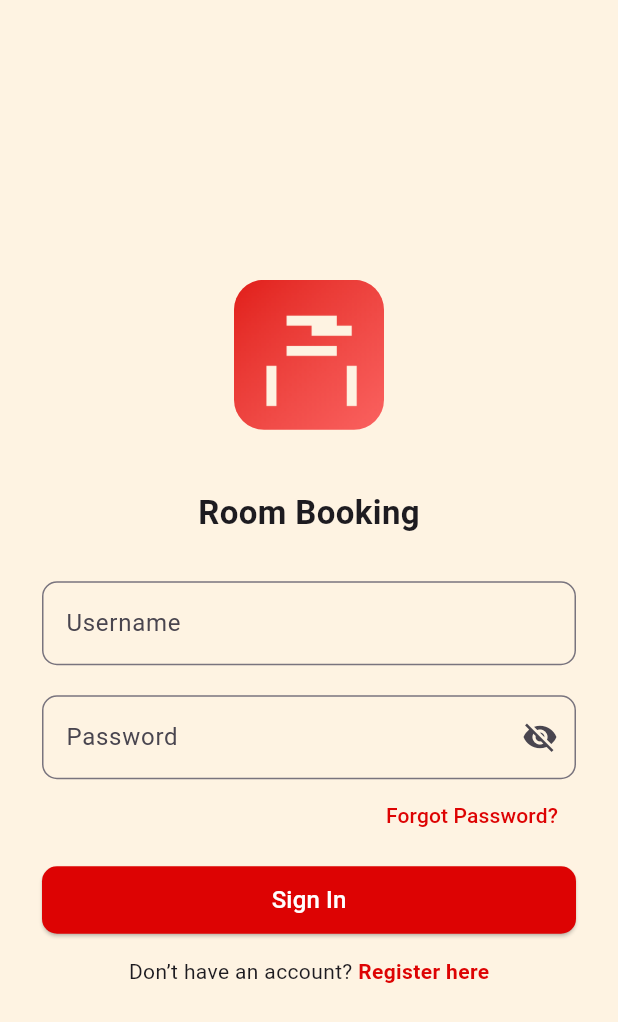
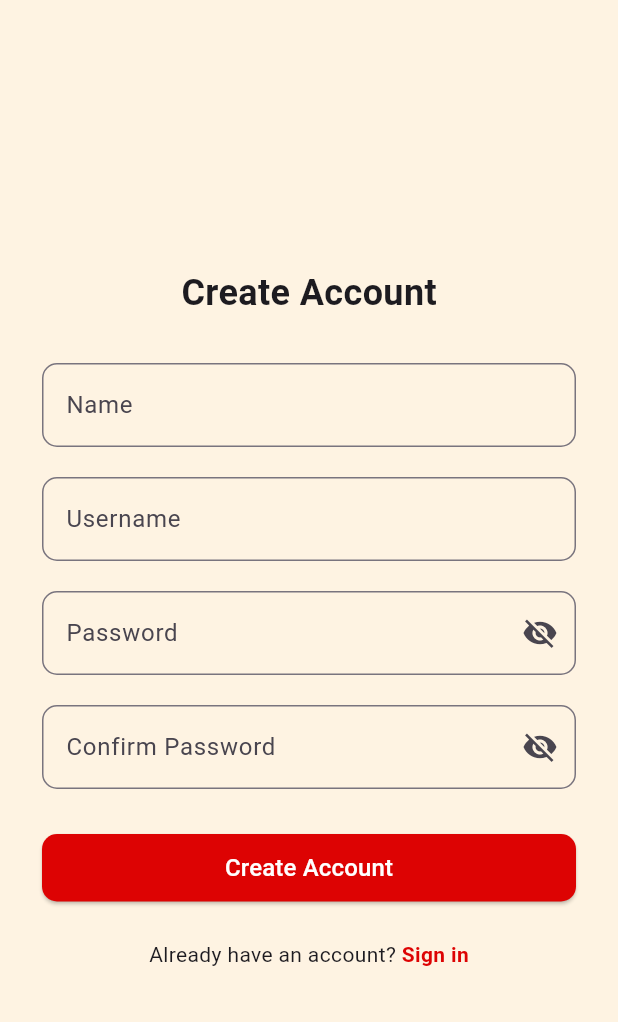
Before and after one commit to sasikrann/mobile_project, a Flutter app: the screen it shows after launch, after a tap on "Register here", on a phone screen of 412 x 824 dp. Shown: the top 1022 px of the screen. Run offline on Flutter 3.47's test engine with Material 3 defaults, Android fonts, the phone set to English and light mode, and no system bars.

Commit message:
เพิ่ม database ในส่วนของ name / สร้างหน้า login และ register / สร้างไฟล์เปล่าให้ homepage ของแต่ละ role

```diff
--- a/lib/auth/login.dart
+++ b/lib/auth/login.dart
@@ -1,6 +1,11 @@
 import 'dart:convert';
 import 'package:flutter/material.dart';
 import 'package:http/http.dart' as http;
+
+import '../student/stu_homepage.dart';
+import '../staff/staff_homepage.dart';
+import '../lecturer/lec_homepage.dart';
+import './register.dart';
 
 class LoginPage extends StatefulWidget {
   const LoginPage({super.key});
@@ -9,12 +14,14 @@ class LoginPage extends StatefulWidget {
   State<LoginPage> createState() => _LoginPageState();
 }
 
+// Function Log-in
 class _LoginPageState extends State<LoginPage> {
   final TextEditingController _usernameController = TextEditingController();
   final TextEditingController _passwordController = TextEditingController();
   bool _isLoading = false;
   bool _obscurePassword = true;
 
+//เงื่อนไขของพวก username กับ password
   Future<void> _login() async {
     final username = _usernameController.text.trim();
     final password = _passwordController.text.trim();
@@ -30,7 +37,6 @@ class _LoginPageState extends State<LoginPage> {
       return;
     }
 
-
     setState(() => _isLoading = true);
 
     try {
@@ -43,15 +49,31 @@ class _LoginPageState extends State<LoginPage> {
       final data = jsonDecode(response.body);
 
       if (response.statusCode == 200) {
-        _showDialog("Login successful: ${data['user']['role']}"); //รอแก้
+        final role = data['user']['role'];
+        if (!mounted) return;
 
+        if (role == 'student') {
+          Navigator.pushReplacement(
+            context,
+            MaterialPageRoute(builder: (_) => const StudentHomePage()),
+          );
+        } else if (role == 'staff') {
+          Navigator.pushReplacement(
+            context,
+            MaterialPageRoute(builder: (_) => const StaffHomePage()),
+          );
+        } else if (role == 'lecturer') {
+          Navigator.pushReplacement(
+            context,
+            MaterialPageRoute(builder: (_) => const LecturerHomePage()),
+          );
+        }
       } else {
         _showDialog("${data['message']}");
       }
     } catch (e) {
       _showDialog("⚠️ Connection error: $e");
     }
-
     setState(() => _isLoading = false);
   }
 
@@ -79,7 +101,7 @@ class _LoginPageState extends State<LoginPage> {
             child: Column(
               mainAxisAlignment: MainAxisAlignment.center,
               children: [
-
+                // โลโก้
                 Container(
                     padding: const EdgeInsets.all(20),
                     child: ClipRRect(
@@ -92,14 +114,16 @@ class _LoginPageState extends State<LoginPage> {
                       ),
                     ),
                   ),
-                const SizedBox(height: 20),
+
+                // ชื่อ
+                const SizedBox(height: 5),
                 const Text(
                   "Room Booking",
-                  style: TextStyle(fontSize: 22, fontWeight: FontWeight.bold),
+                  style: TextStyle(fontSize: 23, fontWeight: FontWeight.bold),
                 ),
                 const SizedBox(height: 30),
 
-                // Username field
+                // Username
                 TextField(
                   controller: _usernameController,
                   decoration: InputDecoration(
@@ -110,7 +134,7 @@ class _LoginPageState extends State<LoginPage> {
                 ),
                 const SizedBox(height: 20),
 
-                // Password field
+                // Password
                 TextField(
                   controller: _passwordController,
                   obscureText: _obscurePassword,
@@ -130,22 +154,9 @@ class _LoginPageState extends State<LoginPage> {
                     border: OutlineInputBorder(borderRadius: BorderRadius.circular(10)),
                   ),
                 ),
+                const SizedBox(height: 30),
 
-                // Forgot Password (placeholder)
-                Container(
-                  alignment: Alignment.centerRight,
-                  child: TextButton(
-                    onPressed: () {},
-                    child: const Text(
-                      "Forgot Password?",
-                      style: TextStyle(color: Color(0xFFDD0303)),
-                    ),
-                  ),
-                ),
-
-                const SizedBox(height: 10),
-
-                // Sign In Button
+                 // Sign In
                 SizedBox(
                   width: double.infinity,
                   height: 45,
@@ -169,17 +180,19 @@ class _LoginPageState extends State<LoginPage> {
                           ),
                   ),
                 ),
+                const SizedBox(height: 25),
 
-                const SizedBox(height: 15),
-
-                // Register Link
+                 // Register here
                 Row(
                   mainAxisAlignment: MainAxisAlignment.center,
                   children: [
                     const Text("Don’t have an account? "),
                     GestureDetector(
                       onTap: () {
-
+                        Navigator.pushReplacement(
+                          context,
+                          MaterialPageRoute(builder: (_) => const RegisterPage()),
+                        );
                       },
                       child: const Text(
                         "Register here",
--- a/lib/auth/register.dart
+++ b/lib/auth/register.dart
@@ -0,0 +1,230 @@
+import 'dart:convert';
+import 'package:flutter/material.dart';
+import 'package:http/http.dart' as http;
+import 'login.dart';
+
+class RegisterPage extends StatefulWidget {
+  const RegisterPage({super.key});
+
+  @override
+  State<RegisterPage> createState() => _RegisterPageState();
+}
+
+class _RegisterPageState extends State<RegisterPage> {
+  final TextEditingController _nameController = TextEditingController();
+  final TextEditingController _usernameController = TextEditingController();
+  final TextEditingController _passwordController = TextEditingController();
+  final TextEditingController _confirmPasswordController = TextEditingController();
+
+  bool _obscurePassword = true;
+  bool _obscureConfirm = true;
+  bool _isLoading = false;
+
+  Future<void> _register() async {
+    final name = _nameController.text.trim();
+    final username = _usernameController.text.trim();
+    final password = _passwordController.text.trim();
+    final confirmPassword = _confirmPasswordController.text.trim();
+
+    if (name.isEmpty || username.isEmpty || password.isEmpty || confirmPassword.isEmpty) {
+      _showDialog("Please fill in all fields.");
+      return;
+    }
+
+    if (password != confirmPassword) {
+      _showDialog("Passwords do not match.");
+      return;
+    }
+
+    setState(() => _isLoading = true);
+
+    try {
+      final response = await http.post(
+        Uri.parse('http://192.168.1.132:3000/api/register'),
+        headers: {'Content-Type': 'application/json'},
+        body: jsonEncode({
+          'name': name,
+          'username': username,
+          'password': password,
+        }),
+      );
+
+      final data = jsonDecode(response.body);
+
+      if (response.statusCode == 201) {
+        if (!mounted) return;
+        Navigator.pushReplacement(
+          context,
+          MaterialPageRoute(builder: (_) => const LoginPage()),
+        );
+      } else {
+        _showDialog("❌ ${data['message']}");
+      }
+    } catch (e) {
+      _showDialog("⚠️ Connection error: $e");
+    }
+
+    setState(() => _isLoading = false);
+  }
+
+  void _showDialog(String message) {
+    showDialog(
+      context: context,
+      builder: (_) => AlertDialog(
+        title: const Text("Room Booking"),
+        content: Text(message),
+        actions: [
+          TextButton(onPressed: () => Navigator.pop(context), child: const Text("OK")),
+        ],
+      ),
+    );
+  }
+
+  @override
+  Widget build(BuildContext context) {
+    return Scaffold(
+      backgroundColor: const Color(0xFFFeF3E2),
+      body: SafeArea(
+        child: Center(
+          child: SingleChildScrollView(
+            padding: const EdgeInsets.symmetric(horizontal: 28, vertical: 40),
+            child: Column(
+              mainAxisAlignment: MainAxisAlignment.center,
+              children: [
+                const Text(
+                  "Create Account",
+                  style: TextStyle(
+                    fontSize: 24,
+                    fontWeight: FontWeight.bold,
+                  ),
+                ),
+                const SizedBox(height: 30),
+
+                TextField(
+                  controller: _nameController,
+                  decoration: InputDecoration(
+                    labelText: "Name",
+                    hintText: "Enter your name",
+                    border: OutlineInputBorder(
+                      borderRadius: BorderRadius.circular(10),
+                    ),
+                  ),
+                ),
+                const SizedBox(height: 20),
+
+                TextField(
+                  controller: _usernameController,
+                  decoration: InputDecoration(
+                    labelText: "Username",
+                    hintText: "Choose a username",
+                    border: OutlineInputBorder(
+                      borderRadius: BorderRadius.circular(10),
+                    ),
+                  ),
+                ),
+                const SizedBox(height: 20),
+
+                TextField(
+                  controller: _passwordController,
+                  obscureText: _obscurePassword,
+                  decoration: InputDecoration(
+                    labelText: "Password",
+                    hintText: "Create a password",
+                    suffixIcon: IconButton(
+                      icon: Icon(
+                        _obscurePassword
+                            ? Icons.visibility_off
+                            : Icons.visibility,
+                      ),
+                      onPressed: () {
+                        setState(() {
+                          _obscurePassword = !_obscurePassword;
+                        });
+                      },
+                    ),
+                    border: OutlineInputBorder(
+                      borderRadius: BorderRadius.circular(10),
+                    ),
+                  ),
+                ),
+                const SizedBox(height: 20),
+
+                TextField(
+                  controller: _confirmPasswordController,
+                  obscureText: _obscureConfirm,
+                  decoration: InputDecoration(
+                    labelText: "Confirm Password",
+                    hintText: "Confirm your password",
+                    suffixIcon: IconButton(
+                      icon: Icon(
+                        _obscureConfirm
+                            ? Icons.visibility_off
+                            : Icons.visibility,
+                      ),
+                      onPressed: () {
+                        setState(() {
+                          _obscureConfirm = !_obscureConfirm;
+                        });
+                      },
+                    ),
+                    border: OutlineInputBorder(
+                      borderRadius: BorderRadius.circular(10),
+                    ),
+                  ),
+                ),
+
+                const SizedBox(height: 30),
+
+                SizedBox(
+                  width: double.infinity,
+                  height: 45,
+                  child: ElevatedButton(
+                    onPressed: _isLoading ? null : _register,
+                    style: ElevatedButton.styleFrom(
+                      backgroundColor: const Color(0xFFDD0303),
+                      shape: RoundedRectangleBorder(
+                        borderRadius: BorderRadius.circular(10),
+                      ),
+                    ),
+                    child: _isLoading
+                        ? const CircularProgressIndicator(color: Colors.white)
+                        : const Text(
+                            "Create Account",
+                            style: TextStyle(
+                              fontSize: 16,
+                              color: Colors.white,
+                            ),
+                          ),
+                  ),
+                ),
+
+                const SizedBox(height: 25),
+                Row(
+                  mainAxisAlignment: MainAxisAlignment.center,
+                  children: [
+                    const Text("Already have an account? "),
+                    GestureDetector(
+                      onTap: () {
+                        Navigator.pushReplacement(
+                          context,
+                          MaterialPageRoute(builder: (_) => const LoginPage()),
+                        );
+                      },
+                      child: const Text(
+                        "Sign in",
+                        style: TextStyle(
+                          color: Color(0xFFDD0303),
+                          fontWeight: FontWeight.bold,
+                        ),
+                      ),
+                    ),
+                  ],
+                ),
+              ],
+            ),
+          ),
+        ),
+      ),
+    );
+  }
+}
--- a/lib/main.dart
+++ b/lib/main.dart
@@ -2,17 +2,7 @@ import 'package:flutter/material.dart';
 import 'auth/login.dart';
 
 void main() {
-  runApp(const MyApp());
+  runApp(MaterialApp(
+    home: const LoginPage(),
+  ));
 }
-
-class MyApp extends StatelessWidget {
-  const MyApp({super.key});
-
-  @override
-  Widget build(BuildContext context) {
-    return MaterialApp(
-      debugShowCheckedModeBanner: false,
-      home: const LoginPage(),
-    );
-  }
-}
```
Also changed, not shown: lib/lecturer/lec_homepage.dart (added, +15 -0 lines), lib/staff/staff_homepage.dart (added, +15 -0 lines), lib/student/stu_homepage.dart (added, +15 -0 lines), 1 other file.
